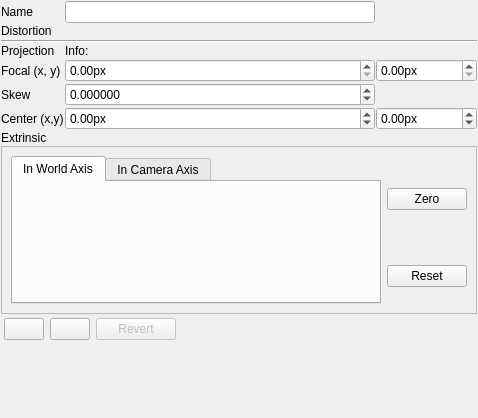
First picture: the form in utils/distortioncorrector/cameraModelParametersControlWidget.ui, repository NickPenkrat/corecvs, before the edit.
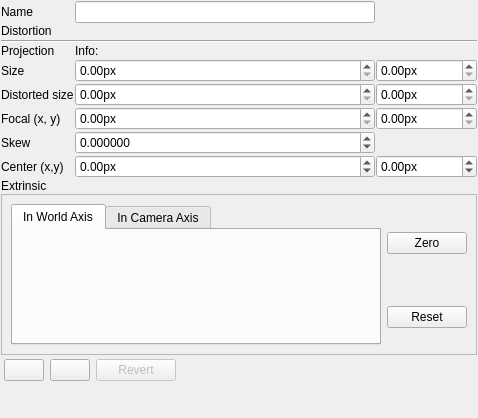
Second picture: the form after the edit. The open tabs and pages were chosen to show the change. Icons and pictures are not drawn. Custom widgets are drawn as their Qt base class.

What changed in the file:
```diff
--- a/utils/distortioncorrector/cameraModelParametersControlWidget.ui
+++ b/utils/distortioncorrector/cameraModelParametersControlWidget.ui
@@ -29,83 +29,13 @@
    <property name="spacing">
     <number>1</number>
    </property>
-   <item row="7" column="1">
-    <widget class="QDoubleSpinBox" name="spinBoxFocalX">
-     <property name="suffix">
-      <string>px</string>
-     </property>
-     <property name="maximum">
-      <double>1000000000.000000000000000</double>
-     </property>
-    </widget>
-   </item>
-   <item row="8" column="1">
-    <widget class="QDoubleSpinBox" name="spinBoxSkew">
-     <property name="suffix">
-      <string/>
-     </property>
-     <property name="decimals">
-      <number>6</number>
-     </property>
-     <property name="minimum">
-      <double>-1000000000.000000000000000</double>
-     </property>
-     <property name="maximum">
-      <double>1000000000.000000000000000</double>
-     </property>
-    </widget>
-   </item>
-   <item row="6" column="1" colspan="2">
-    <widget class="QLabel" name="infoLabel">
-     <property name="text">
-      <string>Info:</string>
-     </property>
-    </widget>
-   </item>
-   <item row="9" column="2">
-    <widget class="QDoubleSpinBox" name="spinBoxCy">
-     <property name="suffix">
-      <string>px</string>
-     </property>
-     <property name="minimum">
-      <double>-1000000000.000000000000000</double>
-     </property>
-     <property name="maximum">
-      <double>1000000000.000000000000000</double>
-     </property>
-    </widget>
-   </item>
-   <item row="5" column="0" colspan="3">
-    <widget class="Line" name="line">
-     <property name="orientation">
-      <enum>Qt::Horizontal</enum>
-     </property>
-    </widget>
-   </item>
-   <item row="0" column="1">
-    <widget class="QLineEdit" name="cameraNameEdit"/>
-   </item>
-   <item row="9" column="0">
+   <item row="11" column="0">
     <widget class="QLabel" name="label_12">
      <property name="text">
       <string>Center (x,y)</string>
      </property>
     </widget>
    </item>
-   <item row="8" column="0">
-    <widget class="QLabel" name="labelSkew">
-     <property name="text">
-      <string>Skew</string>
-     </property>
-    </widget>
-   </item>
-   <item row="2" column="0" colspan="2">
-    <widget class="QLabel" name="label">
-     <property name="text">
-      <string>Distortion</string>
-     </property>
-    </widget>
-   </item>
    <item row="4" column="0" colspan="3">
     <widget class="LensDistortionModelParametersControlWidget" name="lensDistortionWidget" native="true">
      <property name="sizePolicy">
@@ -122,14 +52,118 @@
      </property>
     </widget>
    </item>
+   <item row="6" column="1" colspan="2">
+    <widget class="QLabel" name="infoLabel">
+     <property name="text">
+      <string>Info:</string>
+     </property>
+    </widget>
+   </item>
+   <item row="2" column="0" colspan="2">
+    <widget class="QLabel" name="label">
+     <property name="text">
+      <string>Distortion</string>
+     </property>
+    </widget>
+   </item>
+   <item row="11" column="1">
+    <widget class="QDoubleSpinBox" name="spinBoxCx">
+     <property name="suffix">
+      <string>px</string>
+     </property>
+     <property name="minimum">
+      <double>-1000000000.000000000000000</double>
+     </property>
+     <property name="maximum">
+      <double>1000000000.000000000000000</double>
+     </property>
+    </widget>
+   </item>
+   <item row="9" column="2">
+    <widget class="QDoubleSpinBox" name="spinBoxFocalY">
+     <property name="suffix">
+      <string>px</string>
+     </property>
+     <property name="maximum">
+      <double>1000000000.000000000000000</double>
+     </property>
+    </widget>
+   </item>
+   <item row="10" column="1">
+    <widget class="QDoubleSpinBox" name="spinBoxSkew">
+     <property name="suffix">
+      <string/>
+     </property>
+     <property name="decimals">
+      <number>6</number>
+     </property>
+     <property name="minimum">
+      <double>-1000000000.000000000000000</double>
+     </property>
+     <property name="maximum">
+      <double>1000000000.000000000000000</double>
+     </property>
+    </widget>
+   </item>
    <item row="10" column="0">
+    <widget class="QLabel" name="labelSkew">
+     <property name="text">
+      <string>Skew</string>
+     </property>
+    </widget>
+   </item>
+   <item row="7" column="0">
+    <widget class="QLabel" name="label_3">
+     <property name="text">
+      <string>Size</string>
+     </property>
+    </widget>
+   </item>
+   <item row="0" column="1">
+    <widget class="QLineEdit" name="cameraNameEdit"/>
+   </item>
+   <item row="0" column="0">
+    <widget class="QLabel" name="label_2">
+     <property name="text">
+      <string>Name</string>
+     </property>
+    </widget>
+   </item>
+   <item row="6" column="0">
+    <widget class="QLabel" name="label_11">
+     <property name="text">
+      <string>Projection</string>
+     </property>
+    </widget>
+   </item>
+   <item row="9" column="0">
+    <widget class="QLabel" name="labelFocalX">
+     <property name="text">
+      <string>Focal (x, y)</string>
+     </property>
+    </widget>
+   </item>
+   <item row="15" column="0" colspan="2">
+    <spacer name="verticalSpacer">
+     <property name="orientation">
+      <enum>Qt::Vertical</enum>
+     </property>
+     <property name="sizeHint" stdset="0">
+      <size>
+       <width>20</width>
+       <height>40</height>
+      </size>
+     </property>
+    </spacer>
+   </item>
+   <item row="12" column="0">
     <widget class="QLabel" name="label_4">
      <property name="text">
       <string>Extrinsic</string>
      </property>
     </widget>
    </item>
-   <item row="12" column="0" colspan="3">
+   <item row="14" column="0" colspan="3">
     <widget class="QFrame" name="frame">
      <layout class="QHBoxLayout" name="horizontalLayout">
       <property name="leftMargin">
@@ -214,45 +248,25 @@
      </layout>
     </widget>
    </item>
-   <item row="13" column="0" colspan="2">
-    <spacer name="verticalSpacer">
-     <property name="orientation">
-      <enum>Qt::Vertical</enum>
-     </property>
-     <property name="sizeHint" stdset="0">
-      <size>
-       <width>20</width>
-       <height>40</height>
-      </size>
-     </property>
-    </spacer>
-   </item>
-   <item row="6" column="0">
-    <widget class="QLabel" name="label_11">
-     <property name="text">
-      <string>Projection</string>
-     </property>
-    </widget>
-   </item>
-   <item row="7" column="2">
-    <widget class="QDoubleSpinBox" name="spinBoxFocalY">
-     <property name="suffix">
-      <string>px</string>
-     </property>
-     <property name="maximum">
-      <double>1000000000.000000000000000</double>
-     </property>
-    </widget>
-   </item>
-   <item row="7" column="0">
-    <widget class="QLabel" name="labelFocalX">
-     <property name="text">
-      <string>Focal (x, y)</string>
-     </property>
-    </widget>
-   </item>
    <item row="9" column="1">
-    <widget class="QDoubleSpinBox" name="spinBoxCx">
+    <widget class="QDoubleSpinBox" name="spinBoxFocalX">
+     <property name="suffix">
+      <string>px</string>
+     </property>
+     <property name="maximum">
+      <double>1000000000.000000000000000</double>
+     </property>
+    </widget>
+   </item>
+   <item row="5" column="0" colspan="3">
+    <widget class="Line" name="line">
+     <property name="orientation">
+      <enum>Qt::Horizontal</enum>
+     </property>
+    </widget>
+   </item>
+   <item row="11" column="2">
+    <widget class="QDoubleSpinBox" name="spinBoxCy">
      <property name="suffix">
       <string>px</string>
      </property>
@@ -264,14 +278,7 @@
      </property>
     </widget>
    </item>
-   <item row="0" column="0">
-    <widget class="QLabel" name="label_2">
-     <property name="text">
-      <string>Name</string>
-     </property>
-    </widget>
-   </item>
-   <item row="11" column="0" colspan="3">
+   <item row="13" column="0" colspan="3">
     <widget class="QFrame" name="frame_2">
      <property name="sizePolicy">
       <sizepolicy hsizetype="Preferred" vsizetype="Preferred">
@@ -406,21 +413,68 @@
      </layout>
     </widget>
    </item>
+   <item row="8" column="0">
+    <widget class="QLabel" name="label_5">
+     <property name="text">
+      <string>Distorted size</string>
+     </property>
+    </widget>
+   </item>
+   <item row="7" column="1">
+    <widget class="QDoubleSpinBox" name="spinBoxSizeX">
+     <property name="suffix">
+      <string>px</string>
+     </property>
+     <property name="maximum">
+      <double>1000000000.000000000000000</double>
+     </property>
+    </widget>
+   </item>
+   <item row="7" column="2">
+    <widget class="QDoubleSpinBox" name="spinBoxSizeY">
+     <property name="suffix">
+      <string>px</string>
+     </property>
+     <property name="maximum">
+      <double>1000000000.000000000000000</double>
+     </property>
+    </widget>
+   </item>
+   <item row="8" column="1">
+    <widget class="QDoubleSpinBox" name="spinBoxSizeDistortedX">
+     <property name="suffix">
+      <string>px</string>
+     </property>
+     <property name="maximum">
+      <double>1000000000.000000000000000</double>
+     </property>
+    </widget>
+   </item>
+   <item row="8" column="2">
+    <widget class="QDoubleSpinBox" name="spinBoxSizeDistortedY">
+     <property name="suffix">
+      <string>px</string>
+     </property>
+     <property name="maximum">
+      <double>1000000000.000000000000000</double>
+     </property>
+    </widget>
+   </item>
   </layout>
  </widget>
  <customwidgets>
-  <customwidget>
-   <class>Affine3dControlWidget</class>
-   <extends>QWidget</extends>
-   <header location="global">affine3dControlWidget.h</header>
-   <container>1</container>
-  </customwidget>
   <customwidget>
    <class>LensDistortionModelParametersControlWidget</class>
    <extends>QWidget</extends>
    <header>lensDistortionModelParametersControlWidget.h</header>
    <container>1</container>
   </customwidget>
+  <customwidget>
+   <class>Affine3dControlWidget</class>
+   <extends>QWidget</extends>
+   <header location="global">affine3dControlWidget.h</header>
+   <container>1</container>
+  </customwidget>
  </customwidgets>
  <resources>
   <include location="../../resources/main.qrc"/>
```
Left out of the diff: 2 changed lines with no effect on the pictures.
